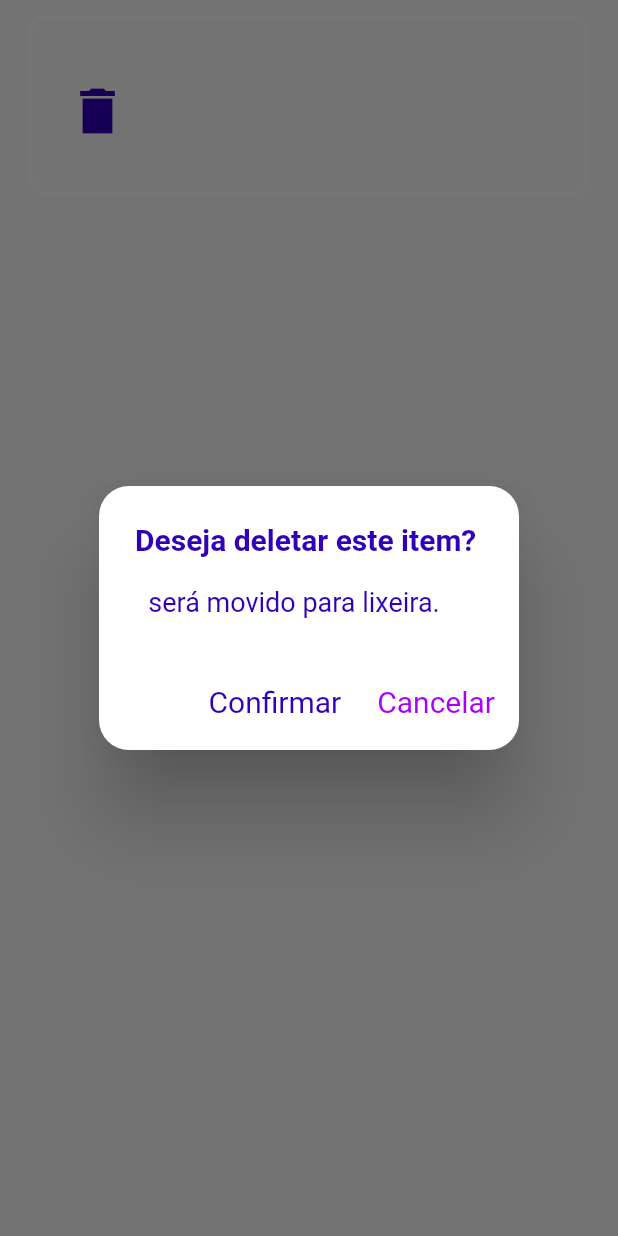
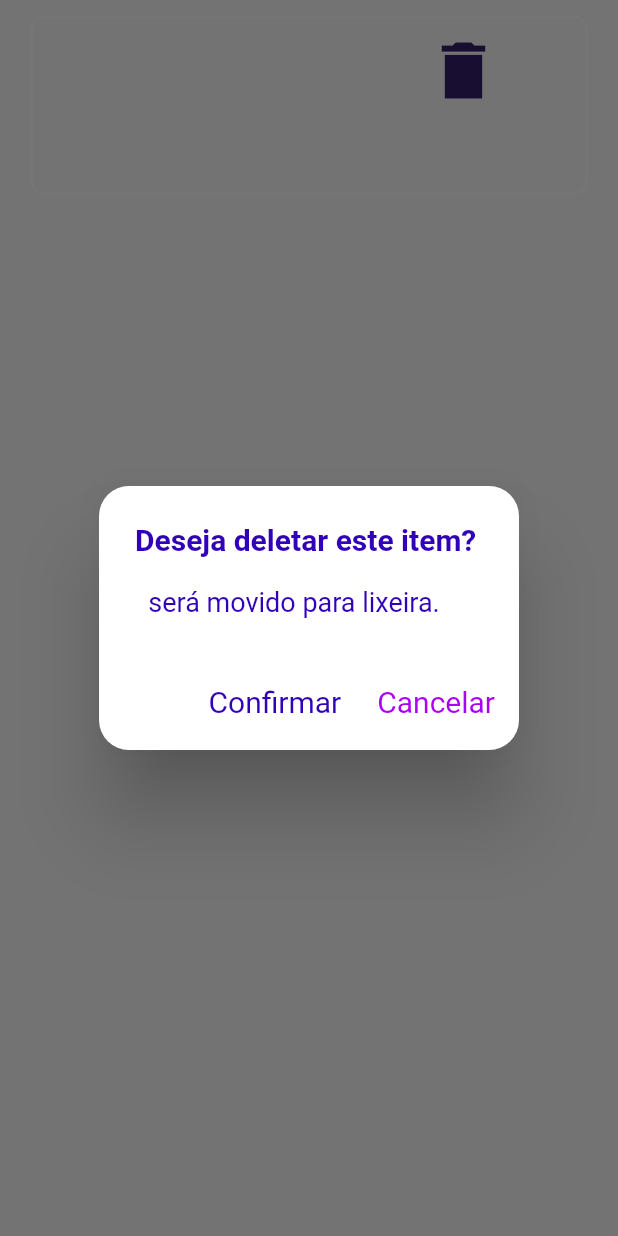
Before and after one commit to AnaPaulaABarros/AppTodo_lovepeople, a Flutter app: what tasks() shows on an empty page, opened directly with empty values, after a tap on the "delete" icon, on a phone screen of 412 x 824 dp. Run offline on Flutter 3.47's test engine with Material 2 defaults, Android fonts, the phone set to English and light mode, and no system bars; our stand-ins replace shared_preferences; accounts and stored records are empty; network calls fail.

Commit message:
ajustes do errocontext

```diff
--- a/lib/main.dart
+++ b/lib/main.dart
@@ -3,6 +3,7 @@ import 'package:apptodo_lovepeople/presenter/list_todo_controller.dart';
 import 'package:apptodo_lovepeople/presenter/register_login_controller.dart';
 import 'package:apptodo_lovepeople/presenter/register_todo_controller.dart';
 import 'package:apptodo_lovepeople/view/login/login_page.dart';
+import 'package:apptodo_lovepeople/view/user/register_user.dart';
 import 'package:flutter/material.dart';
 import 'package:provider/provider.dart';
 
@@ -40,7 +41,7 @@ class MyApp extends StatelessWidget {
             brightness: Brightness.light,
           ),
         ),
-        home: const LoginPage(),
+        home: LoginPage(),
       ),
     );
   }
--- a/lib/presenter/list_todo_controller.dart
+++ b/lib/presenter/list_todo_controller.dart
@@ -23,9 +23,9 @@ class ListTodoController extends ChangeNotifier {
     delete.deleteItem(tasklist.id).then((response) {
       if (response != null) {
         todos.remove(tasklist);
-        notifyListeners();
       }
     });
+    notifyListeners();
   }
 
   void filter(String filters) {
--- a/lib/view/todo/list_todo.dart
+++ b/lib/view/todo/list_todo.dart
@@ -1,8 +1,10 @@
 import 'package:apptodo_lovepeople/model/list_todo.dart';
 import 'package:apptodo_lovepeople/presenter/list_todo_controller.dart';
+import 'package:apptodo_lovepeople/view/login/login_page.dart';
 import 'package:apptodo_lovepeople/view/todo/register_todo.dart';
 import 'package:flutter/material.dart';
 import 'package:provider/provider.dart';
+import 'package:shared_preferences/shared_preferences.dart';
 
 class ListTodoPage extends StatefulWidget {
   ListTodoPage({
@@ -41,14 +43,25 @@ class _ListTodoPageState extends State<ListTodoPage> {
           Container(
             padding: const EdgeInsets.all(10),
             alignment: AlignmentDirectional.topEnd,
-            child: TextButton(
-                onPressed: () {},
-                child: const Text('SAIR',
-                    textAlign: TextAlign.end,
-                    style: TextStyle(
+            child: FloatingActionButton(
+              elevation: 0,
+              onPressed: () async {
+                SharedPreferences sharedPreferences =
+                    await SharedPreferences.getInstance();
+                bool jwt = await sharedPreferences.remove('jwt');
+                Navigator.push(
+                  context,
+                  MaterialPageRoute(
+                    builder: (context) => LoginPage(),
+                  ),
+                );
+              },
+              child: const Icon(
+                Icons.exit_to_app,
                 color: Colors.white,
-                        fontSize: 20,
-                        fontWeight: FontWeight.bold))),
+                size: 30,
+              ),
+            ),
           ),
           Padding(
               padding: const EdgeInsets.all(20),
@@ -67,8 +80,8 @@ class _ListTodoPageState extends State<ListTodoPage> {
                 ),
                 Center(
                   child: TextField(
-                    onChanged: (text) {
-                      controller.filter(text);
+                    onChanged: (filters) {
+                      controller.filter(filters);
                     },
                     decoration: InputDecoration(
                       fillColor: Colors.white,
@@ -78,6 +91,7 @@ class _ListTodoPageState extends State<ListTodoPage> {
                         child: Icon(
                           Icons.search,
                           color: Color(0xff3101B9),
+                          size: 30,
                         ),
                       ),
                       hintStyle: const TextStyle(
@@ -92,8 +106,8 @@ class _ListTodoPageState extends State<ListTodoPage> {
                       itemCount: controller.todos.length,
                       itemBuilder: (context, index) {
                         final todo = controller.todos[index];
-                        return tasks(controller, context,
-                            todo); // dando erro nesta parte
+                        return tasks(controller, todo,
+                            context); // dando erro nesta parte
                       }),
                 ),
                 ElevatedButton(
@@ -144,7 +158,7 @@ Widget tasks(
     ListTodoController controller, ListTodo tasksList, BuildContext context) {
   return Container(
     height: 120,
-    width: 420,
+    width: 500,
     margin: const EdgeInsets.only(left: 20, right: 20, top: 10),
     padding: const EdgeInsets.all(10),
     decoration: BoxDecoration(
@@ -153,11 +167,19 @@ Widget tasks(
       borderRadius: BorderRadius.circular(10),
     ),
     child: Row(children: [
-      Column(
+      Container(
+        alignment: Alignment.topLeft,
+        height: 120,
+        width: 250,
+        child: Column(
+          crossAxisAlignment: CrossAxisAlignment.start,
           children: [
             Text(
               tasksList.title ?? "",
-            style: const TextStyle(fontSize: 15, fontWeight: FontWeight.bold),
+              style: const TextStyle(
+                  fontSize: 17,
+                  fontWeight: FontWeight.w900,
+                  color: Color(0xFF3101B9)),
             ),
             const SizedBox(
               height: 5,
@@ -168,18 +190,23 @@ Widget tasks(
             ),
           ],
         ),
-      const SizedBox(
-        width: 5,
       ),
-      IconButton(
+      Container(
+        alignment: Alignment.topRight,
+        height: 120,
+        width: 50,
+        child: IconButton(
+          padding: const EdgeInsets.only(bottom: 70),
+          alignment: Alignment.centerRight,
           icon: const Icon(
             Icons.delete_sharp,
-          color: Color(0xFF3101B9),
-          size: 40,
+            color: Color.fromARGB(255, 51, 30, 109),
+            size: 50,
           ),
           onPressed: () {
             deleteList(controller, tasksList, context);
           },
+        ),
       ),
     ]),
   );
```
Also changed, not shown: lib/model/repository/repository_user.dart (+11 -1 lines). Lines whose indentation alone changed are shown as unchanged.
